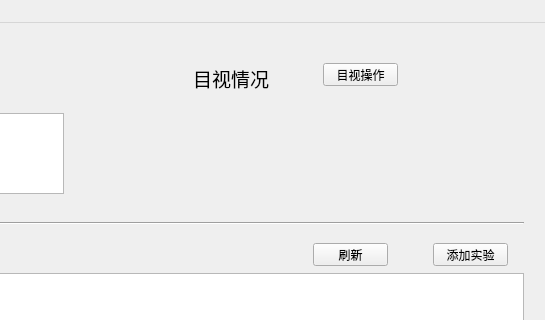
This is code/mainUI/mainUI.ui in lj976264709/Ljtry as Qt 5 draws it before an edit; both pictures show x 477 to 1022 and y 0 to 320 of the 1022 by 642 pixel window. The edited form follows.
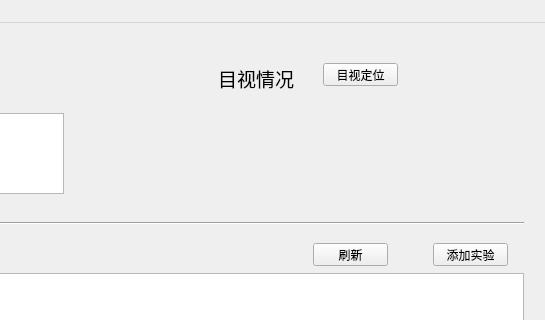
This is the edited form.

Patch:
```diff
--- a/code/mainUI/mainUI.ui
+++ b/code/mainUI/mainUI.ui
@@ -102,9 +102,9 @@
    <widget class="QLabel" name="isMushi">
     <property name="geometry">
      <rect>
-      <x>670</x>
+      <x>560</x>
       <y>30</y>
-      <width>101</width>
+      <width>211</width>
       <height>51</height>
      </rect>
     </property>
@@ -117,6 +117,9 @@
     <property name="text">
      <string>目视情况</string>
     </property>
+    <property name="alignment">
+     <set>Qt::AlignRight|Qt::AlignTrailing|Qt::AlignVCenter</set>
+    </property>
    </widget>
    <widget class="QPushButton" name="mushiBT">
     <property name="geometry">
@@ -128,7 +131,7 @@
      </rect>
     </property>
     <property name="text">
-     <string>目视操作</string>
+     <string>目视定位</string>
     </property>
    </widget>
    <widget class="QPushButton" name="RN">
```
